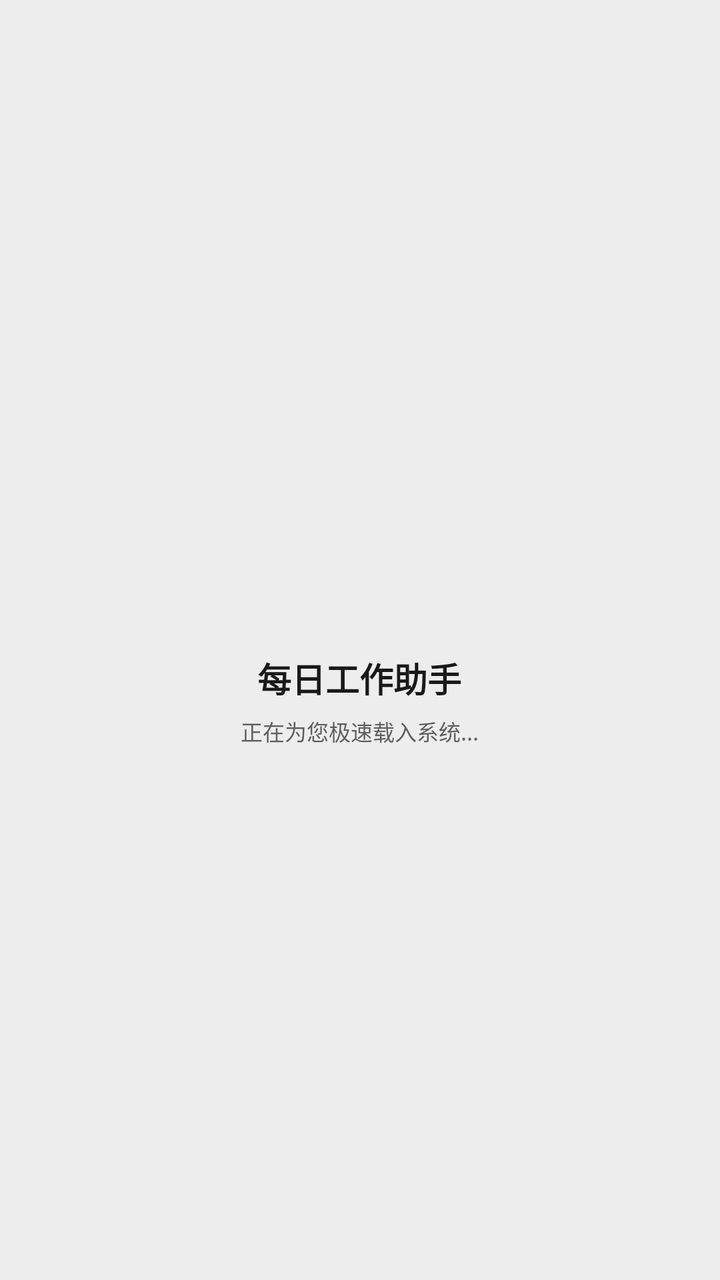
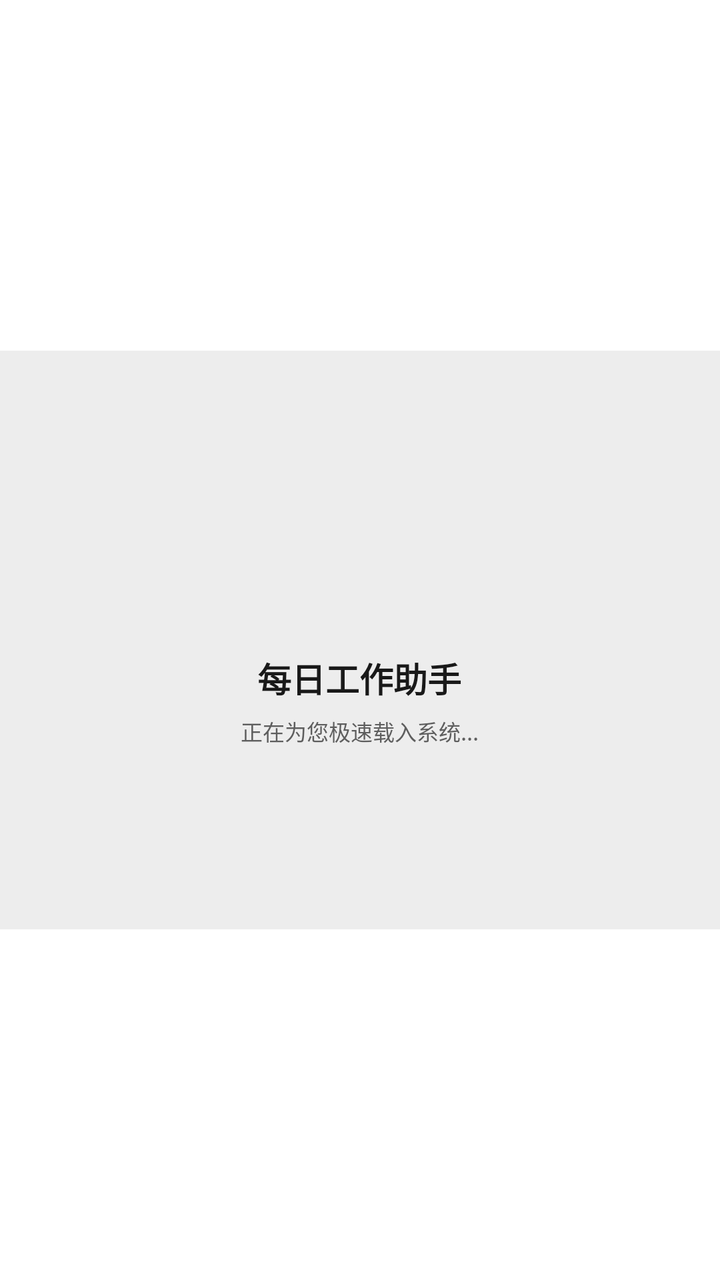

Before-and-after screenshots of an Android layout around one commit, followed by the original layout XML and the change that was made.
<!-- AndroidManifest.xml: activity theme Theme.Megz.NoActionBar -->
<!-- res/layout/activity_main.xml -->
<?xml version="1.0" encoding="utf-8"?>
<RelativeLayout xmlns:android="http://schemas.android.com/apk/res/android"
    xmlns:app="http://schemas.android.com/apk/res-auto"
    android:layout_width="match_parent"
    android:layout_height="match_parent"
    android:background="@color/white">

    
    <WebView
        android:id="@+id/webView"
        android:layout_width="match_parent"
        android:layout_height="match_parent"
        android:visibility="visible" />

    
    <ProgressBar
        android:id="@+id/progressBar"
        style="@android:style/Widget.ProgressBar.Horizontal"
        android:layout_width="match_parent"
        android:layout_height="3.5dp"
        android:progressDrawable="@color/accent_wechat"
        android:visibility="gone" />

    
    <View
        android:id="@+id/btnHiddenSettings"
        android:layout_width="48dp"
        android:layout_height="48dp"
        android:layout_alignParentEnd="true"
        android:background="@android:color/transparent"
        android:clickable="true"
        android:focusable="true" />

    
    <LinearLayout
        android:id="@+id/offlineLayout"
        android:layout_width="match_parent"
        android:layout_height="match_parent"
        android:background="@color/bg_app"
        android:gravity="center"
        android:orientation="vertical"
        android:padding="28dp"
        android:visibility="gone">

        <TextView
            android:layout_width="wrap_content"
            android:layout_height="wrap_content"
            android:text="📶"
            android:textSize="56sp" />

        <TextView
            android:layout_width="wrap_content"
            android:layout_height="wrap_content"
            android:layout_marginTop="16dp"
            android:text="网络连接不可用"
            android:textColor="@color/text_main"
            android:textSize="17sp"
            android:textStyle="bold" />

        <TextView
            android:layout_width="wrap_content"
            android:layout_height="wrap_content"
            android:layout_marginTop="8dp"
            android:gravity="center"
            android:lineSpacingMultiplier="1.2"
            android:text="请确认您的移动网络或 Wi-Fi 已经连接，然后点击重试。"
            android:textColor="@color/text_soft"
            android:textSize="13sp" />

        <Button
            android:id="@+id/btnRetry"
            style="@style/Widget.MaterialComponents.Button"
            android:layout_width="match_parent"
            android:layout_height="48dp"
            android:layout_marginTop="24dp"
            android:backgroundTint="@color/accent_wechat"
            android:text="重新加载"
            android:textColor="@color/white"
            android:textStyle="bold"
            app:cornerRadius="6dp" />
    </LinearLayout>

    
    <LinearLayout
        android:id="@+id/configLayout"
        android:layout_width="match_parent"
        android:layout_height="match_parent"
        android:background="#EDEDED"
        android:gravity="center"
        android:orientation="vertical"
        android:padding="24dp"
        android:visibility="gone">

        <com.google.android.material.card.MaterialCardView
            android:layout_width="match_parent"
            android:layout_height="wrap_content"
            app:cardBackgroundColor="@color/white"
            app:cardCornerRadius="12dp"
            app:cardElevation="2dp"
            app:strokeWidth="0.5dp"
            app:strokeColor="@color/border_light">

            <LinearLayout
                android:layout_width="match_parent"
                android:layout_height="wrap_content"
                android:orientation="vertical"
                android:padding="20dp">

                <TextView
                    android:layout_width="wrap_content"
                    android:layout_height="wrap_content"
                    android:text="📇 每日工作系统"
                    android:textColor="@color/accent_wechat"
                    android:textSize="18sp"
                    android:textStyle="bold" />

                <TextView
                    android:layout_width="wrap_content"
                    android:layout_height="wrap_content"
                    android:layout_marginTop="4dp"
                    android:text="请输入您的主系统/拨号盘云端部署网址"
                    android:textColor="@color/text_soft"
                    android:textSize="12sp" />

                <com.google.android.material.textfield.TextInputLayout
                    android:layout_width="match_parent"
                    android:layout_height="wrap_content"
                    android:layout_marginTop="16dp"
                    android:hint="系统网址 (URL)"
                    app:boxStrokeColor="@color/accent_wechat"
                    app:hintTextColor="@color/accent_wechat">

                    <com.google.android.material.textfield.TextInputEditText
                        android:id="@+id/editUrl"
                        android:layout_width="match_parent"
                        android:layout_height="wrap_content"
                        android:inputType="textUri"
                        android:text="https://go.yg1215.dpdns.org/"
                        android:textColor="@color/text_main"
                        android:textSize="14sp"
                        android:textStyle="bold" />
                </com.google.android.material.textfield.TextInputLayout>

                
                <TextView
                    android:layout_width="wrap_content"
                    android:layout_height="wrap_content"
                    android:layout_marginTop="16dp"
                    android:text="🛠️ 智能拨号辅助设置"
                    android:textColor="@color/text_main"
                    android:textSize="13sp"
                    android:textStyle="bold" />

                <LinearLayout
                    android:layout_width="match_parent"
                    android:layout_height="wrap_content"
                    android:layout_marginTop="8dp"
                    android:orientation="horizontal"
                    android:gravity="center_vertical">

                    <TextView
                        android:layout_width="0dp"
                        android:layout_weight="1"
                        android:layout_height="wrap_content"
                        android:text="双卡自动轮换拨打"
                        android:textColor="@color/text_soft"
                        android:textSize="12sp" />

                    <androidx.appcompat.widget.SwitchCompat
                        android:id="@+id/switchDualSim"
                        android:layout_width="wrap_content"
                        android:layout_height="wrap_content"
                        android:checked="true" />
                </LinearLayout>

                <LinearLayout
                    android:id="@+id/layoutInterval"
                    android:layout_width="match_parent"
                    android:layout_height="wrap_content"
                    android:layout_marginTop="8dp"
                    android:orientation="horizontal"
                    android:gravity="center_vertical">

                    <TextView
                        android:layout_width="0dp"
                        android:layout_weight="1"
                        android:layout_height="wrap_content"
                        android:text="轮换频率"
                        android:textColor="@color/text_soft"
                        android:textSize="12sp" />

                    <RadioGroup
                        android:id="@+id/radioGroupInterval"
                        android:layout_width="wrap_content"
                        android:layout_height="wrap_content"
                        android:orientation="horizontal">

                        <RadioButton
                            android:id="@+id/radio5"
                            android:layout_width="wrap_content"
                            android:layout_height="wrap_content"
                            android:text="5次"
                            android:checked="true"
                            android:textSize="11sp" />

                        <RadioButton
                            android:id="@+id/radio10"
                            android:layout_width="wrap_content"
                            android:layout_height="wrap_content"
                            android:layout_marginLeft="8dp"
                            android:text="10次"
                            android:textSize="11sp" />
                    </RadioGroup>
                </LinearLayout>

                <TextView
                    android:layout_width="wrap_content"
                    android:layout_height="wrap_content"
                    android:layout_marginTop="12dp"
                    android:text="提示：App 会保存此网址与轮拨设置，长按标题栏可重置配置。"
                    android:textColor="#8E8E8E"
                    android:textSize="10sp" />

                <Button
                    android:id="@+id/btnSaveUrl"
                    style="@style/Widget.MaterialComponents.Button"
                    android:layout_width="match_parent"
                    android:layout_height="48dp"
                    android:layout_marginTop="20dp"
                    android:backgroundTint="@color/accent_wechat"
                    android:text="保存配置并返回"
                    android:textColor="@color/white"
                    android:textStyle="bold"
                    app:cornerRadius="6dp" />

            </LinearLayout>
        </com.google.android.material.card.MaterialCardView>
    </LinearLayout>

    
    <RelativeLayout
        android:id="@+id/loadingLayout"
        android:layout_width="match_parent"
        android:layout_height="match_parent"
        android:background="@color/bg_app"
        android:clickable="true"
        android:focusable="true"
        android:visibility="visible">

        <LinearLayout
            android:layout_width="wrap_content"
            android:layout_height="wrap_content"
            android:layout_centerInParent="true"
            android:gravity="center"
            android:orientation="vertical">

            
            <ProgressBar
                android:layout_width="44dp"
                android:layout_height="44dp"
                android:indeterminateTint="@color/accent_wechat" />

            <TextView
                android:layout_width="wrap_content"
                android:layout_height="wrap_content"
                android:layout_marginTop="16dp"
                android:text="每日工作助手"
                android:textColor="@color/text_main"
                android:textSize="17sp"
                android:textStyle="bold" />

            <TextView
                android:layout_width="wrap_content"
                android:layout_height="wrap_content"
                android:layout_marginTop="6dp"
                android:text="正在为您极速载入系统..."
                android:textColor="@color/text_soft"
                android:textSize="11sp" />
        </LinearLayout>
    </RelativeLayout>

</RelativeLayout>
<!-- resources referenced by this layout -->
<resources>
  <color name="accent_wechat">#07C160</color>
  <color name="bg_app">#EDEDED</color>
  <color name="border_light">#E5E5E5</color>
  <color name="text_main">#191919</color>
  <color name="text_soft">#5E5E5E</color>
  <color name="white">#FFFFFFFF</color>
  <style name="Theme.Megz.NoActionBar">
          <item name="windowActionBar">false</item>
          <item name="windowNoTitle">true</item>
      </style>
</resources>

<!-- the commit's change to res/layout/activity_main.xml (unified diff, before → after) -->
@@ -3,7 +3,9 @@
     xmlns:app="http://schemas.android.com/apk/res-auto"
     android:layout_width="match_parent"
     android:layout_height="match_parent"
-    android:background="@color/white">
+    android:background="@color/white"
+    android:paddingTop="30mm"
+    android:paddingBottom="30mm">
 
     
     <WebView
<!-- resource entries referenced after the edit -->
@@ -9,6 +9,7 @@
   <style name="Theme.Megz.NoActionBar">
           <item name="windowActionBar">false</item>
           <item name="windowNoTitle">true</item>
+          <item name="android:windowFullscreen">true</item>
       </style>
 </resources>
 
